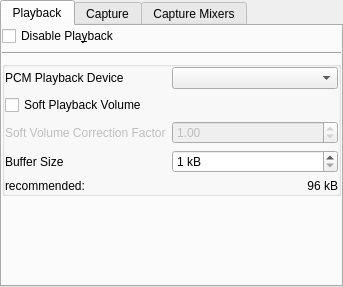
The window that plugins/alsa-sound/alsa-sound-configuration-ui.ui (pbek/kradio) describes before a commit, drawn with Qt 5.
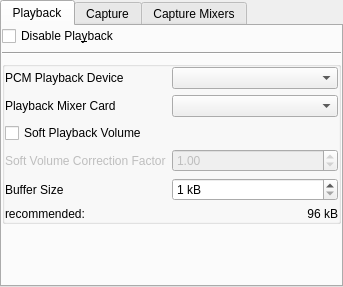
The same window after the commit. Custom widgets are drawn as their Qt base class.

Commit message: fix of mixer and capture device handling

Patch:
```diff
--- a/plugins/alsa-sound/alsa-sound-configuration-ui.ui
+++ b/plugins/alsa-sound/alsa-sound-configuration-ui.ui
@@ -56,7 +56,33 @@
           <property name="margin">
            <number>0</number>
           </property>
-          <item row="2" column="1">
+          <item row="0" column="0">
+           <widget class="QLabel" name="textLabel2_3">
+            <property name="sizePolicy">
+             <sizepolicy hsizetype="Minimum" vsizetype="Minimum">
+              <horstretch>0</horstretch>
+              <verstretch>0</verstretch>
+             </sizepolicy>
+            </property>
+            <property name="text">
+             <string>PCM Playback Device</string>
+            </property>
+            <property name="wordWrap">
+             <bool>false</bool>
+            </property>
+           </widget>
+          </item>
+          <item row="0" column="1">
+           <widget class="KComboBox" name="m_comboPlaybackDevice">
+            <property name="sizePolicy">
+             <sizepolicy hsizetype="Minimum" vsizetype="Minimum">
+              <horstretch>0</horstretch>
+              <verstretch>0</verstretch>
+             </sizepolicy>
+            </property>
+           </widget>
+          </item>
+          <item row="4" column="1">
            <widget class="QDoubleSpinBox" name="sbSoftVolumeCorrection">
             <property name="enabled">
              <bool>false</bool>
@@ -72,40 +98,7 @@
             </property>
            </widget>
           </item>
-          <item row="1" column="0">
-           <widget class="QCheckBox" name="cbEnableSoftVolume">
-            <property name="text">
-             <string>Soft Playback Volume</string>
-            </property>
-           </widget>
-          </item>
-          <item row="0" column="0">
-           <widget class="QLabel" name="textLabel2_3">
-            <property name="sizePolicy">
-             <sizepolicy hsizetype="Minimum" vsizetype="Minimum">
-              <horstretch>0</horstretch>
-              <verstretch>0</verstretch>
-             </sizepolicy>
-            </property>
-            <property name="text">
-             <string>PCM Playback Device</string>
-            </property>
-            <property name="wordWrap">
-             <bool>false</bool>
-            </property>
-           </widget>
-          </item>
-          <item row="2" column="0">
-           <widget class="QLabel" name="label">
-            <property name="enabled">
-             <bool>false</bool>
-            </property>
-            <property name="text">
-             <string>Soft Volume Correction Factor</string>
-            </property>
-           </widget>
-          </item>
-          <item row="3" column="0">
+          <item row="5" column="0">
            <widget class="QLabel" name="textLabel2_2_2_2">
             <property name="text">
              <string>Buffer Size</string>
@@ -115,17 +108,7 @@
             </property>
            </widget>
           </item>
-          <item row="0" column="1">
-           <widget class="KComboBox" name="m_comboPlaybackDevice">
-            <property name="sizePolicy">
-             <sizepolicy hsizetype="Minimum" vsizetype="Minimum">
-              <horstretch>0</horstretch>
-              <verstretch>0</verstretch>
-             </sizepolicy>
-            </property>
-           </widget>
-          </item>
-          <item row="3" column="1">
+          <item row="5" column="1">
            <widget class="KIntSpinBox" name="editBufferSize">
             <property name="sizePolicy">
              <sizepolicy hsizetype="MinimumExpanding" vsizetype="Fixed">
@@ -150,7 +133,27 @@
             </property>
            </widget>
           </item>
-          <item row="4" column="1">
+          <item row="6" column="0">
+           <widget class="QLabel" name="textLabel2_2_6">
+            <property name="text">
+             <string>recommended:</string>
+            </property>
+            <property name="wordWrap">
+             <bool>false</bool>
+            </property>
+           </widget>
+          </item>
+          <item row="4" column="0">
+           <widget class="QLabel" name="label">
+            <property name="enabled">
+             <bool>false</bool>
+            </property>
+            <property name="text">
+             <string>Soft Volume Correction Factor</string>
+            </property>
+           </widget>
+          </item>
+          <item row="6" column="1">
            <widget class="QLabel" name="textLabel2_2_4">
             <property name="text">
              <string>96 kB</string>
@@ -163,10 +166,33 @@
             </property>
            </widget>
           </item>
-          <item row="4" column="0">
-           <widget class="QLabel" name="textLabel2_2_6">
+          <item row="3" column="0">
+           <widget class="QCheckBox" name="cbEnableSoftVolume">
             <property name="text">
-             <string>recommended:</string>
+             <string>Soft Playback Volume</string>
+            </property>
+           </widget>
+          </item>
+          <item row="2" column="1">
+           <widget class="KComboBox" name="m_comboPlaybackMixerCard">
+            <property name="sizePolicy">
+             <sizepolicy hsizetype="Minimum" vsizetype="Minimum">
+              <horstretch>0</horstretch>
+              <verstretch>0</verstretch>
+             </sizepolicy>
+            </property>
+           </widget>
+          </item>
+          <item row="2" column="0">
+           <widget class="QLabel" name="textLabel2_5">
+            <property name="sizePolicy">
+             <sizepolicy hsizetype="Minimum" vsizetype="Minimum">
+              <horstretch>0</horstretch>
+              <verstretch>0</verstretch>
+             </sizepolicy>
+            </property>
+            <property name="text">
+             <string>Playback Mixer Card</string>
             </property>
             <property name="wordWrap">
              <bool>false</bool>
```
Left out of the diff: 129 changed lines with no effect on the pictures. The commit also changes 7 other files.
